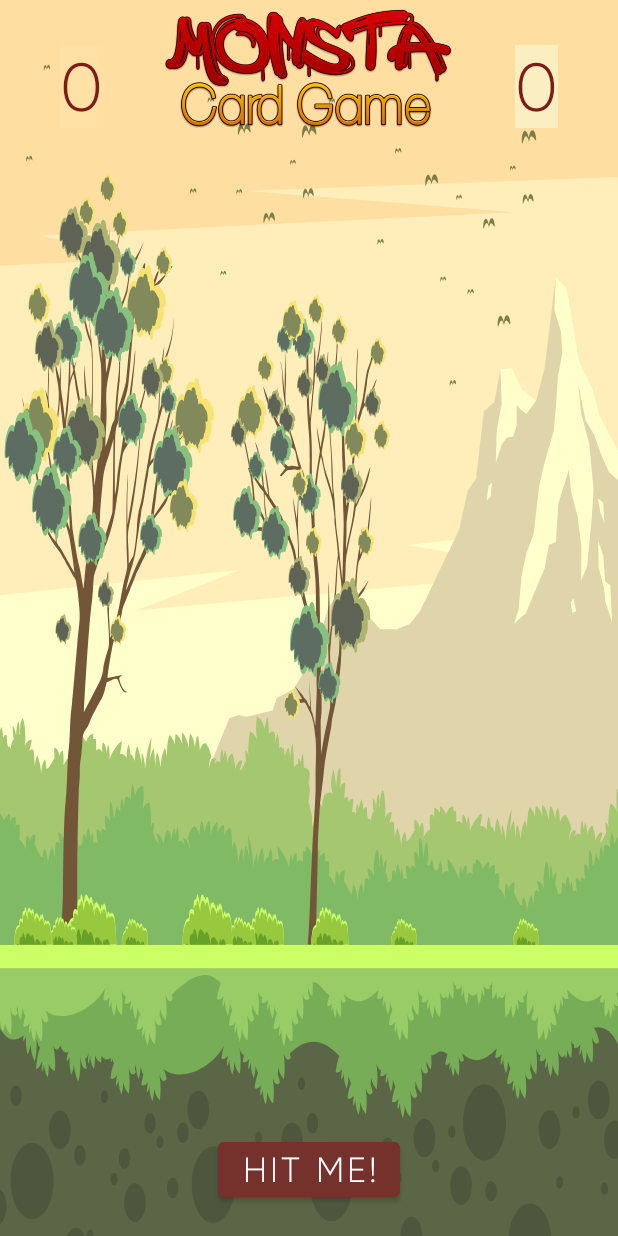
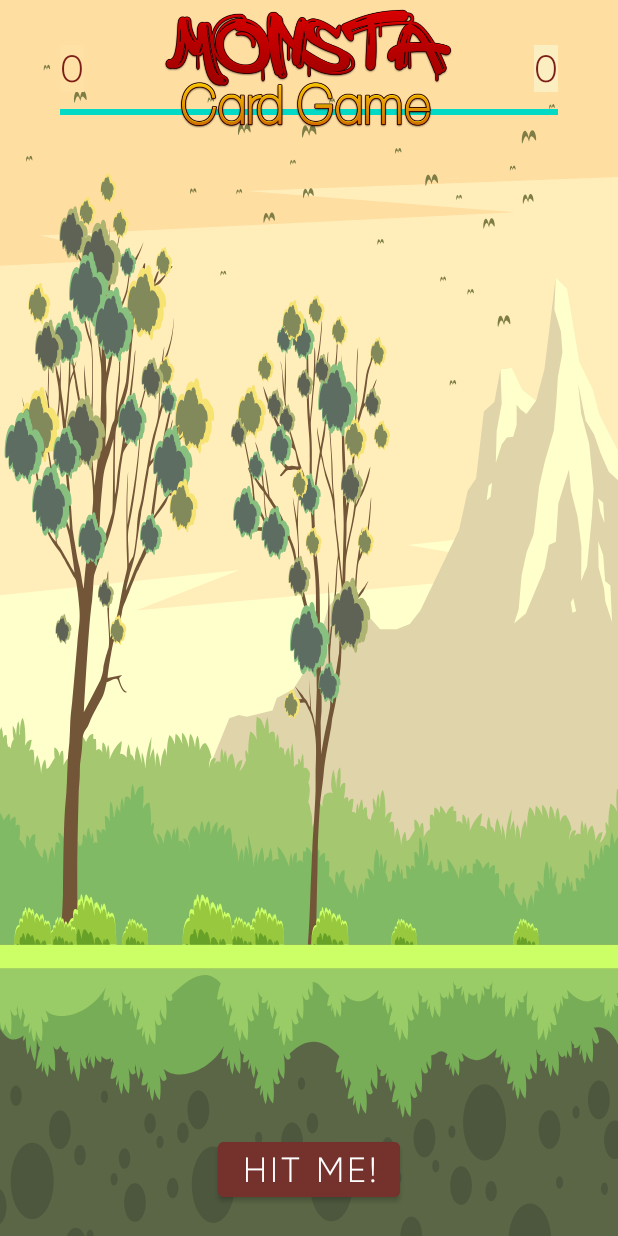
Before and after one commit to nativproject/HW1, an Android app: the layout activity_main.xml on its own in the app's theme, with its tools: preview values and no code run, on a phone screen of 412 x 824 dp. Run offline under Robolectric (Android 15) with nearby library versions, the phone set to English and light mode, and no system bars.

Commit message:
added_progress_bar

```diff
--- a/app/build.gradle
+++ b/app/build.gradle
@@ -30,7 +30,6 @@ android {
 }
 
 dependencies {
-
     implementation 'androidx.appcompat:appcompat:1.2.0'
     implementation 'com.google.android.material:material:1.2.1'
     implementation 'androidx.constraintlayout:constraintlayout:2.0.4'
--- a/app/src/main/java/com/example/hw1_nativsibony/WinnerActivity.java
+++ b/app/src/main/java/com/example/hw1_nativsibony/WinnerActivity.java
@@ -40,6 +40,7 @@ public class WinnerActivity extends AppCompatActivity implements View.OnClickLis
     @Override
     public void onBackPressed() {
         super.onBackPressed();
+        finish();
     }
 
     @Override
@@ -59,7 +60,8 @@ public class WinnerActivity extends AppCompatActivity implements View.OnClickLis
     }
 
     public void openMainActivity() {
-        Intent intent = new Intent(this, MainActivity.class);
+        this.finish();
+        Intent intent = new Intent(this, EntryActivity.class);
         startActivity(intent);
     }
 }
--- a/app/src/main/res/layout/activity_main.xml
+++ b/app/src/main/res/layout/activity_main.xml
@@ -47,7 +47,18 @@
         android:fontFamily="@font/g_light"
         android:text="0"
         android:textColor="#7C1E17"
-        android:textSize="45sp" />
+        android:textSize="25sp" />
+
+    <ProgressBar
+        android:id="@+id/health_right"
+        style="@style/Widget.AppCompat.ProgressBar.Horizontal"
+        android:layout_width="180dp"
+        android:layout_height="wrap_content"
+        android:layout_alignRight="@id/main_LBL_score_right"
+        android:layout_below="@id/main_LBL_score_right"
+        android:layout_marginTop="5dp"
+        android:max="100"
+        android:progress="100" />
 
     <TextView
         android:id="@+id/main_LBL_score_right"
@@ -61,7 +72,18 @@
         android:fontFamily="@font/g_light"
         android:text="0"
         android:textColor="#7C1E17"
-        android:textSize="45sp" />
+        android:textSize="25sp" />
+
+    <ProgressBar
+        android:id="@+id/health_left"
+        style="@style/Widget.AppCompat.ProgressBar.Horizontal"
+        android:layout_width="180dp"
+        android:layout_height="wrap_content"
+        android:layout_below="@id/main_LBL_score_left"
+        android:layout_alignLeft="@id/main_LBL_score_left"
+        android:layout_marginTop="5dp"
+        android:max="100"
+        android:progress="100" />
 
     <ImageView
         android:layout_width="250dp"
```
Also changed, not shown: app/src/main/java/com/example/hw1_nativsibony/BoardActivity.java (+5 -7 lines), app/src/main/java/com/example/hw1_nativsibony/EntryActivity.java (+12 -1 lines), app/src/main/java/com/example/hw1_nativsibony/MainActivity.java (+103 -15 lines), app/src/main/res/layout/activity_entry.xml (+13 -2 lines), app/src/main/res/drawable-v24/health.png (added).
